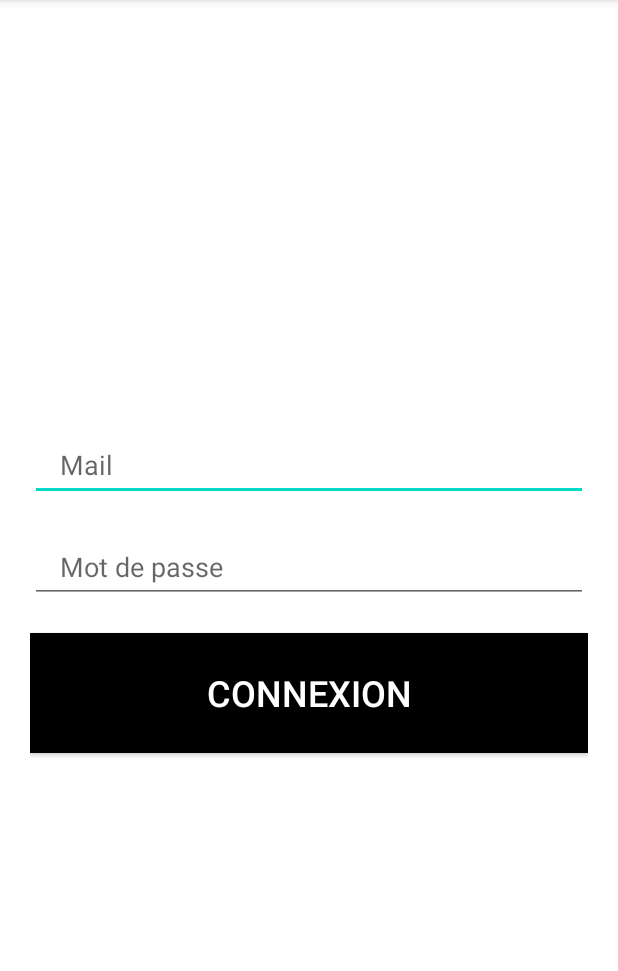
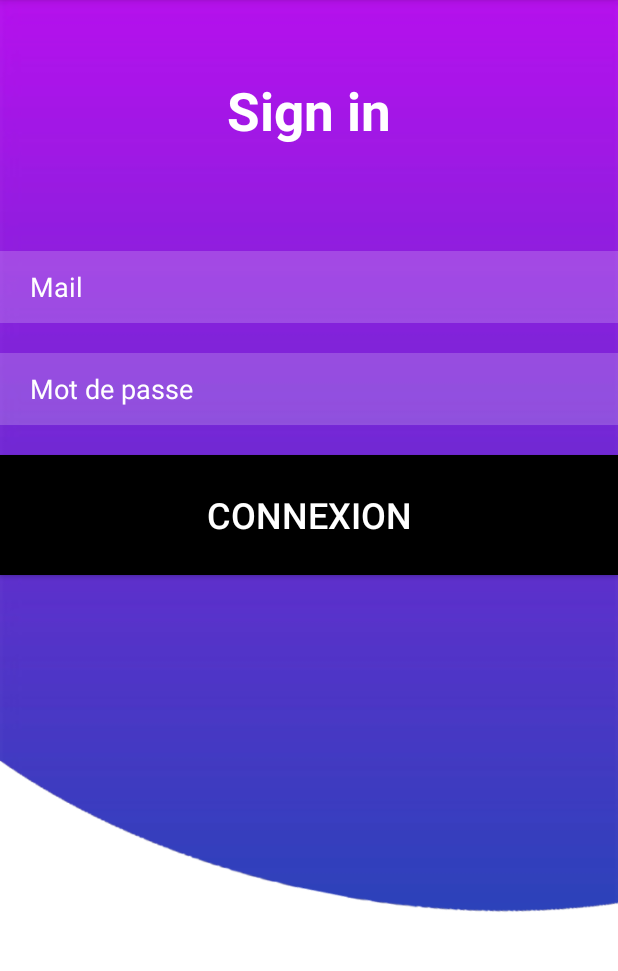
Before and after one commit to StefanPopa2001/SmallBrotherMobile, an Android app: the LoginActivity screen opened directly, with no data from a screen before it, on a phone screen of 412 x 824 dp, the part 84-1055 px from its top. Run offline under Robolectric (Android 15) with nearby library versions, the phone set to English and light mode, and no system bars; network calls fail.

Commit message:
Add Design Login

```diff
--- a/MobileSmallBorther/app/src/main/res/layout/activity_login.xml
+++ b/MobileSmallBorther/app/src/main/res/layout/activity_login.xml
@@ -4,10 +4,20 @@
     xmlns:tools="http://schemas.android.com/tools"
     android:layout_width="match_parent"
     android:layout_height="match_parent"
-    android:layout_margin="20dp"
-    android:gravity="center"
     android:orientation="vertical"
+    android:background="@drawable/background"
     tools:context=".LoginActivity">
+
+    <TextView
+        android:layout_width="match_parent"
+        android:layout_height="wrap_content"
+        android:id="@+id/signin"
+        android:text="Sign in"
+        android:textColor="@color/white"
+        android:textSize="35dp"
+        android:textStyle="bold"
+        android:layout_margin="50dp"
+        android:gravity="center"/>
 
     <EditText
         android:id="@+id/et_loginActivity_mail"
@@ -16,6 +26,9 @@
         android:layout_marginTop="20dp"
         android:ems="10"
         android:hint="Mail"
+        android:background="#30ffffff"
+        android:textColorHint="@color/white"
+        android:textColor="@color/white"
         android:inputType="textEmailAddress"
         android:minHeight="48dp"
         android:paddingLeft="20dp" />
@@ -27,6 +40,9 @@
         android:layout_marginTop="20dp"
         android:ems="10"
         android:hint="Mot de passe"
+        android:background="#30ffffff"
+        android:textColorHint="@color/white"
+        android:textColor="@color/white"
         android:inputType="textPassword"
         android:minHeight="48dp"
         android:paddingLeft="20dp" />
```
Also changed, not shown: MobileSmallBorther/app/src/main/res/drawable-v24/background.png (added).
